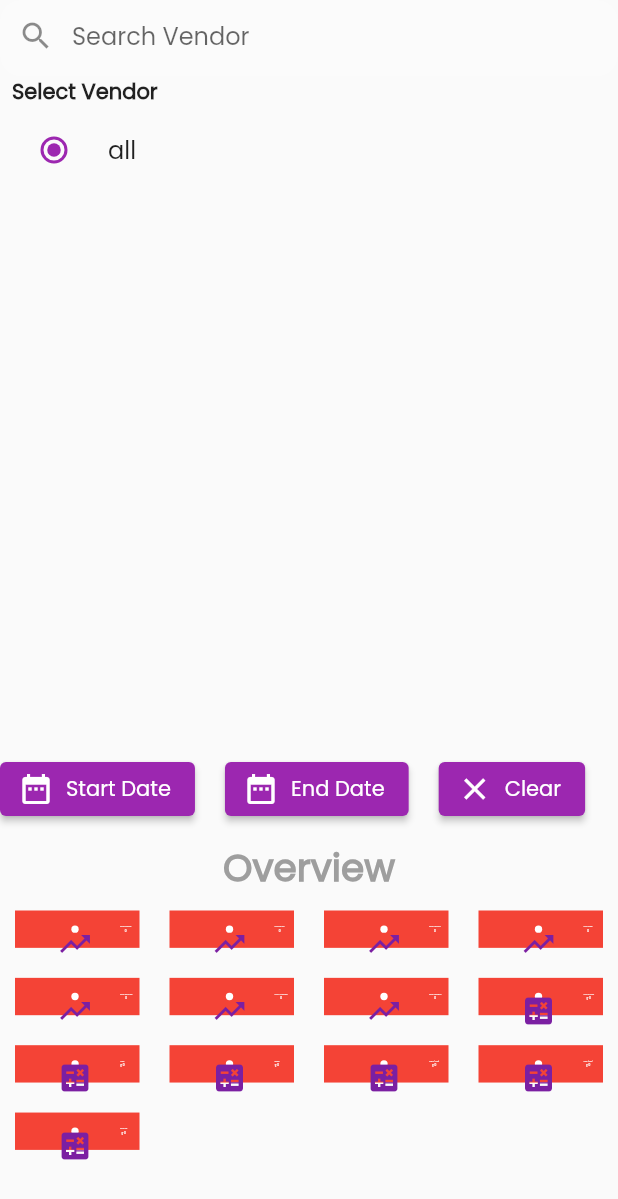
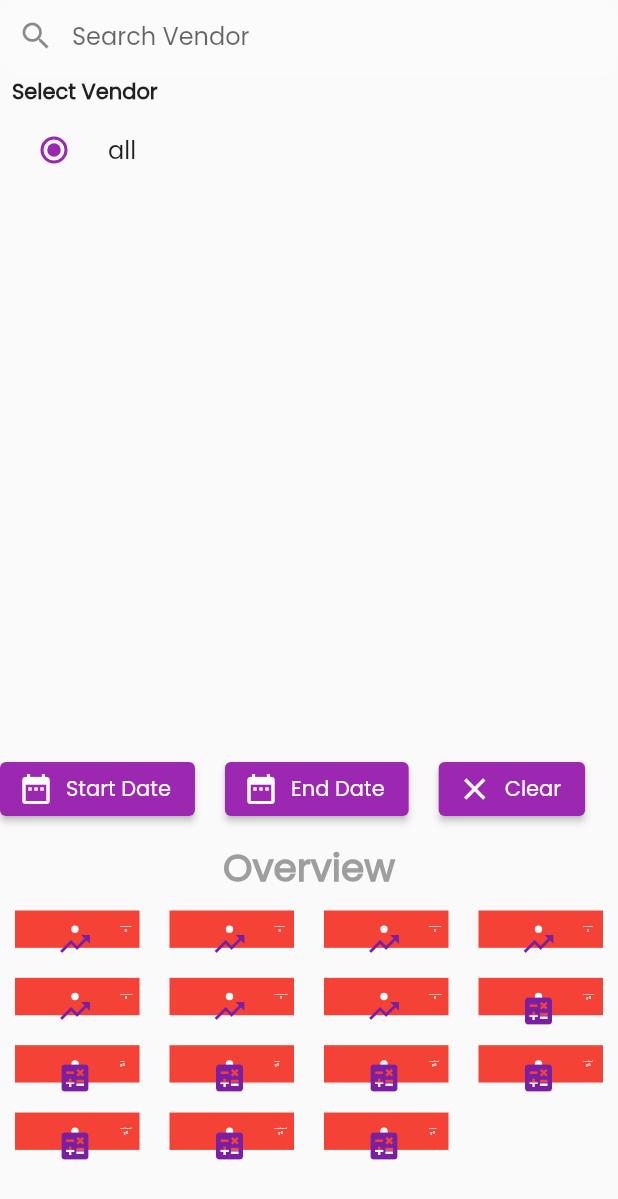
Before and after one commit to diptesh2082/vyam_admin_pannel2, a Flutter app: what overview() shows on an empty page, opened directly, after a tap on "all", on a phone screen of 412 x 824 dp. Shown: the top 1199 px of the screen. Run offline on Flutter 3.47's test engine with Material 2 defaults, Android fonts, the light colour scheme and no system bars; our stand-ins replace cached_network_image, cloud_firestore, easy_localization, firebase_auth, firebase_core, firebase_dynamic_links and 9 more; missing offline and left inert: dart:html, firebase_admin, flutter_dropzone, geocode, google_maps, latlng and 5 more; accounts and stored records are empty.

Commit message:
New Updates

```diff
--- a/lib/Screens/globalVar.dart
+++ b/lib/Screens/globalVar.dart
@@ -21,4 +21,7 @@ class calculator extends GetxController {
   var totalcash_p = 0.obs;
   var totalo_p = 0.obs;
   var total_due = 0.obs;
+  var ven_c = 0.obs;
+  var ven_o = 0.obs;
+  var ven_t = 0.obs;
 }
--- a/lib/Screens/overview.dart
+++ b/lib/Screens/overview.dart
@@ -382,6 +382,84 @@ class _overviewState extends State<overview> {
     // print(vendor);
   }
 
+  payment() {
+    var paya;
+    if (namee == 'all') {
+      FirebaseFirestore.instance
+          .collection('payment')
+          .snapshots()
+          .listen((snapshot) {
+        if (snapshot.docs.isNotEmpty) {
+          paya = snapshot.docs;
+        }
+        paya.forEach((element) {
+          var x = element['timestamp'].toDate();
+          if (["cash"].contains(element['type'].toString().toLowerCase()) &&
+              (x.isAfter(startDate) && x.isBefore(endDate) ||
+                  x == startDate ||
+                  x == endDate)) {
+            Get.find<calculator>().ven_c.value =
+                int.parse(element['amount'].toString()) +
+                    Get.find<calculator>().ven_c.value;
+          }
+          if (["online"].contains(element['type'].toString().toLowerCase()) &&
+              (x.isAfter(startDate) && x.isBefore(endDate) ||
+                  x == startDate ||
+                  x == endDate)) {
+            Get.find<calculator>().ven_o.value =
+                int.parse(element['amount'].toString()) +
+                    Get.find<calculator>().ven_o.value;
+          }
+          if ((["cash", "online"].contains(element['type'])) &&
+              (x.isAfter(startDate) && x.isBefore(endDate) ||
+                  x == startDate ||
+                  x == endDate)) {
+            Get.find<calculator>().ven_t.value =
+                int.parse(element['amount'].toString()) +
+                    Get.find<calculator>().ven_t.value;
+          }
+        });
+      });
+    } else {
+      FirebaseFirestore.instance
+          .collection('payment')
+          .where('gym_id', isEqualTo: namee)
+          .snapshots()
+          .listen((snapshot) {
+        if (snapshot.docs.isNotEmpty) {
+          paya = snapshot.docs;
+        }
+        paya.forEach((element) {
+          var x = element['timestamp'].toDate();
+          if (["cash"].contains(element['type'].toString().toLowerCase()) &&
+              (x.isAfter(startDate) && x.isBefore(endDate) ||
+                  x == startDate ||
+                  x == endDate)) {
+            Get.find<calculator>().ven_c.value =
+                int.parse(element['amount'].toString()) +
+                    Get.find<calculator>().ven_c.value;
+          }
+          if (["online"].contains(element['type'].toString().toLowerCase()) &&
+              (x.isAfter(startDate) && x.isBefore(endDate) ||
+                  x == startDate ||
+                  x == endDate)) {
+            Get.find<calculator>().ven_o.value =
+                int.parse(element['amount'].toString()) +
+                    Get.find<calculator>().ven_o.value;
+          }
+          // if ((["Cash", "ONLINE"].contains(element['type'])) &&
+          //     (x.isAfter(startDate) && x.isBefore(endDate) ||
+          //         x == startDate ||
+          //         x == endDate)) {
+          //   Get.find<calculator>().ven_t.value =
+          //       int.parse(element['amount'].toString()) +
+          //           Get.find<calculator>().ven_t.value;
+          // }
+        });
+      });
+    }
+  }
+
   void initState() {
     calculation();
 
@@ -512,6 +590,7 @@ class _overviewState extends State<overview> {
                                 place = doc[index]['branch'];
                               });
                               calculation();
+                              payment();
 
                               print(namee);
                             });
@@ -527,6 +606,7 @@ class _overviewState extends State<overview> {
                               // place = doc[index]['branch'];
                             });
                             calculation();
+                            payment();
 
                             print(namee);
                           });
@@ -605,6 +685,9 @@ class _overviewState extends State<overview> {
                     Get.find<calculator>().online.value = 0;
                     Get.find<calculator>().totalpackages.value = 0;
                     Get.find<calculator>().totalcomplete.value = 0;
+                    Get.find<calculator>().ven_c.value = 0;
+                    Get.find<calculator>().ven_o.value = 0;
+                    Get.find<calculator>().ven_t.value = 0;
 
                     // Get.find<calculator>().totalconfirm.value=0;
 
@@ -635,7 +718,7 @@ class _overviewState extends State<overview> {
           GridView.builder(
             shrinkWrap: true,
             padding: const EdgeInsets.all(10),
-            itemCount: 14,
+            itemCount: 15,
             itemBuilder: (ctx, i) {
               if (i == 0) {
                 return Obx(
@@ -764,30 +847,36 @@ class _overviewState extends State<overview> {
                   ),
                 );
               }
+
               if (i == 12) {
+                return Obx(
+                  () => Cards(
+                    title: 'Cash (Vendor)',
+                    count: "₹ ${Get.find<calculator>().ven_c.value.toString()}",
+                    icons: const Icon(Icons.calculate),
+                  ),
+                );
+              }
+              if (i == 13) {
+                return Obx(
+                  () => Cards(
+                    title: 'Online (Vendor)',
+                    count:
+                        "₹ ${(Get.find<calculator>().ven_o.value.toString())}",
+                    icons: const Icon(Icons.calculate),
+                  ),
+                );
+              }
+              if (i == 14) {
                 return Obx(
                   () => Cards(
                     title: 'Total Due',
                     count:
-                        "₹ ${(Get.find<calculator>().totalamount.value - Get.find<calculator>().totalcash_p.value - Get.find<calculator>().totalo_p.value).toString()}",
+                        "₹ ${(Get.find<calculator>().totalamount.value - Get.find<calculator>().ven_c.value - Get.find<calculator>().ven_o.value).toString()}",
                     icons: const Icon(Icons.calculate),
                   ),
                 );
               }
-              // if (i == 13) {
-              //   return Cards(
-              //     title: 'Total Online(paid)',
-              //     count: 'NA',
-              //     icons: Icon(Icons.calculate),
-              //   );
-              // }
-              // if (i == 14) {
-              //   return Cards(
-              //     title: 'Total Due',
-              //     count: 'NA',
-              //     icons: Icon(Icons.calculate),
-              //   );
-              // }
 
               return const Spacer();
             },
```
